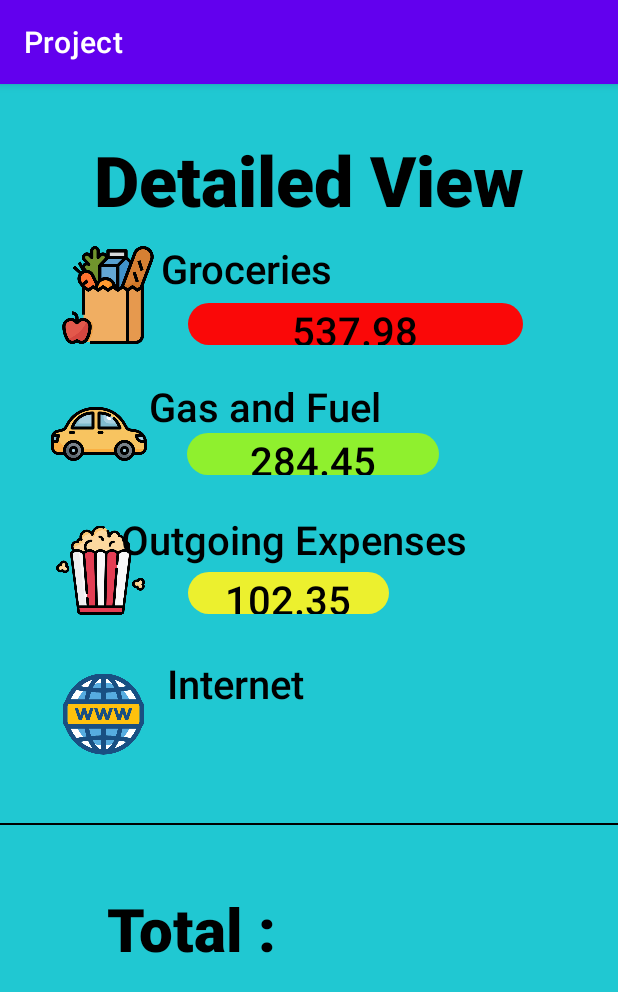
After one commit to JoGaudin/Project, an Android app: the detailledView screen opened directly, with no data from a screen before it, on a phone screen of 412 x 824 dp. The commit adds this screen. Shown: the top 992 px of the screen. Run offline under Robolectric (Android 15) with nearby library versions, the phone set to English and light mode, and no system bars.

Commit message:
detailed view part 1

```diff
--- a/app/src/main/AndroidManifest.xml
+++ b/app/src/main/AndroidManifest.xml
@@ -12,6 +12,13 @@
         android:supportsRtl="true"
         android:theme="@style/Theme.Project"
         tools:targetApi="31">
+        <activity
+            android:name=".detailledView"
+            android:exported="false">
+            <meta-data
+                android:name="android.app.lib_name"
+                android:value="" />
+        </activity>
         <activity
             android:name=".addExpense_v2"
             android:exported="false">
--- a/app/src/main/java/com/example/project/MainActivity.java
+++ b/app/src/main/java/com/example/project/MainActivity.java
@@ -12,6 +12,7 @@ public class MainActivity extends AppCompatActivity {
 
     private Button toProfileBtn;
     private Button toAddExpense;
+    private Button toDetailledView;
     private ImageButton toProfileImgBtn;
 
     @Override
@@ -22,6 +23,7 @@ public class MainActivity extends AppCompatActivity {
         toProfileImgBtn = (ImageButton) findViewById(R.id.goToProfileImageButton);
         toProfileBtn = (Button) findViewById(R.id.goToProfileButton);
         toAddExpense = (Button) findViewById(R.id.buttonAddExpense);
+        toDetailledView = (Button) findViewById(R.id.buttonVd);
 
 
         toProfileImgBtn.setOnClickListener(new View.OnClickListener() {
@@ -40,17 +42,26 @@ public class MainActivity extends AppCompatActivity {
                 openAddExpense();
             }
         });
+        toDetailledView.setOnClickListener(new View.OnClickListener() {
+            @Override
+            public void onClick(View view) {
+                openDetailedView();
+            }
+        });
     }
 
     public void openProfileActivity(){
         Intent intent = new Intent(MainActivity.this, Profile_v2.class);
-        intent.putExtra("activityOne", "I am from the First Activity!!");
         startActivity(intent);
     }
 
     public void openAddExpense(){
         Intent intent = new Intent(MainActivity.this, addExpense_v2.class);
-        intent.putExtra("activityOne", "I am from the First Activity!!");
+        startActivity(intent);
+    }
+
+    public void openDetailedView(){
+        Intent intent = new Intent(MainActivity.this, detailledView.class);
         startActivity(intent);
     }
 }
--- /dev/null
+++ b/app/src/main/java/com/example/project/detailledView.java
@@ -0,0 +1,14 @@
+package com.example.project;
+
+import androidx.appcompat.app.AppCompatActivity;
+
+import android.os.Bundle;
+
+public class detailledView extends AppCompatActivity {
+
+    @Override
+    protected void onCreate(Bundle savedInstanceState) {
+        super.onCreate(savedInstanceState);
+        setContentView(R.layout.activity_detailled_view);
+    }
+}
--- /dev/null
+++ b/app/src/main/res/drawable/inputbox_green.xml
@@ -0,0 +1,10 @@
+<?xml version="1.0" encoding="utf-8"?>
+<selector xmlns:android="http://schemas.android.com/apk/res/android">
+    <item>
+        <shape android:shape="rectangle">
+            <solid android:color="@color/green"/>
+            <corners android:radius="20dp"/>
+        </shape>
+    </item>
+
+</selector>
--- /dev/null
+++ b/app/src/main/res/drawable/inputbox_orange.xml
@@ -0,0 +1,10 @@
+<?xml version="1.0" encoding="utf-8"?>
+<selector xmlns:android="http://schemas.android.com/apk/res/android">
+    <item>
+        <shape android:shape="rectangle">
+            <solid android:color="@color/orange"/>
+            <corners android:radius="20dp"/>
+        </shape>
+    </item>
+
+</selector>
--- /dev/null
+++ b/app/src/main/res/drawable/inputbox_red.xml
@@ -0,0 +1,10 @@
+<?xml version="1.0" encoding="utf-8"?>
+<selector xmlns:android="http://schemas.android.com/apk/res/android">
+    <item>
+        <shape android:shape="rectangle">
+            <solid android:color="@color/red"/>
+            <corners android:radius="20dp"/>
+        </shape>
+    </item>
+
+</selector>
--- /dev/null
+++ b/app/src/main/res/drawable/inputbox_yellow.xml
@@ -0,0 +1,10 @@
+<?xml version="1.0" encoding="utf-8"?>
+<selector xmlns:android="http://schemas.android.com/apk/res/android">
+    <item>
+        <shape android:shape="rectangle">
+            <solid android:color="@color/yellow"/>
+            <corners android:radius="20dp"/>
+        </shape>
+    </item>
+
+</selector>
--- /dev/null
+++ b/app/src/main/res/layout/activity_detailled_view.xml
@@ -0,0 +1,211 @@
+<?xml version="1.0" encoding="utf-8"?>
+<androidx.constraintlayout.widget.ConstraintLayout xmlns:android="http://schemas.android.com/apk/res/android"
+    xmlns:app="http://schemas.android.com/apk/res-auto"
+    xmlns:tools="http://schemas.android.com/tools"
+    android:layout_width="match_parent"
+    android:layout_height="match_parent"
+    tools:context=".detailledView"
+    android:background="@color/bg">
+
+    <TextView
+        android:id="@+id/totalText"
+        android:layout_width="wrap_content"
+        android:layout_height="wrap_content"
+        android:fontFamily="sans-serif-black"
+        android:text="Total :"
+        android:textColor="@color/black"
+        android:textSize="60px"
+        app:layout_constraintBottom_toBottomOf="parent"
+        app:layout_constraintEnd_toEndOf="parent"
+        app:layout_constraintHorizontal_bias="0.239"
+        app:layout_constraintStart_toStartOf="parent"
+        app:layout_constraintTop_toTopOf="parent"
+        app:layout_constraintVertical_bias="0.751" />
+
+    <TextView
+        android:id="@+id/detailedViewTitle"
+        android:layout_width="wrap_content"
+        android:layout_height="wrap_content"
+        android:fontFamily="sans-serif-black"
+        android:text="Detailed View"
+        android:textColor="@color/black"
+        android:textSize="70px"
+        app:layout_constraintBottom_toBottomOf="parent"
+        app:layout_constraintEnd_toEndOf="parent"
+        app:layout_constraintStart_toStartOf="parent"
+        app:layout_constraintTop_toTopOf="parent"
+        app:layout_constraintVertical_bias="0.046" />
+
+    <ImageView
+        android:id="@+id/groceriesIcon"
+        android:layout_width="69dp"
+        android:layout_height="65dp"
+        app:layout_constraintBottom_toBottomOf="parent"
+        app:layout_constraintEnd_toEndOf="parent"
+        app:layout_constraintHorizontal_bias="0.108"
+        app:layout_constraintStart_toStartOf="parent"
+        app:layout_constraintTop_toTopOf="parent"
+        app:layout_constraintVertical_bias="0.154"
+        app:srcCompat="@drawable/groceries" />
+
+    <ImageView
+        android:id="@+id/carIcon"
+        android:layout_width="80dp"
+        android:layout_height="64dp"
+        app:layout_constraintBottom_toBottomOf="parent"
+        app:layout_constraintEnd_toEndOf="parent"
+        app:layout_constraintHorizontal_bias="0.078"
+        app:layout_constraintStart_toStartOf="parent"
+        app:layout_constraintTop_toTopOf="parent"
+        app:layout_constraintVertical_bias="0.286"
+        app:srcCompat="@drawable/car" />
+
+    <ImageView
+        android:id="@+id/popcornIcon"
+        android:layout_width="59dp"
+        android:layout_height="65dp"
+        app:layout_constraintBottom_toBottomOf="parent"
+        app:layout_constraintEnd_toEndOf="parent"
+        app:layout_constraintHorizontal_bias="0.105"
+        app:layout_constraintStart_toStartOf="parent"
+        app:layout_constraintTop_toTopOf="parent"
+        app:layout_constraintVertical_bias="0.415"
+        app:srcCompat="@drawable/popcorn" />
+
+    <ImageView
+        android:id="@+id/internetIcon"
+        android:layout_width="54dp"
+        android:layout_height="100dp"
+        app:layout_constraintBottom_toBottomOf="parent"
+        app:layout_constraintEnd_toEndOf="parent"
+        app:layout_constraintHorizontal_bias="0.117"
+        app:layout_constraintStart_toStartOf="parent"
+        app:layout_constraintTop_toTopOf="parent"
+        app:layout_constraintVertical_bias="0.554"
+        app:srcCompat="@drawable/internet" />
+
+    <TextView
+        android:id="@+id/groceriesText"
+        android:layout_width="wrap_content"
+        android:layout_height="wrap_content"
+        android:fontFamily="sans-serif-medium"
+        android:text="Groceries"
+        android:textColor="@color/black"
+        android:textSize="40px"
+        app:layout_constraintBottom_toBottomOf="parent"
+        app:layout_constraintEnd_toEndOf="parent"
+        app:layout_constraintHorizontal_bias="0.36"
+        app:layout_constraintStart_toStartOf="parent"
+        app:layout_constraintTop_toTopOf="parent"
+        app:layout_constraintVertical_bias="0.143" />
+
+    <TextView
+        android:id="@+id/groceriesQty"
+        android:layout_width="223dp"
+        android:layout_height="28dp"
+        android:background="@drawable/inputbox_red"
+        android:fontFamily="sans-serif-medium"
+        android:textColor="@color/black"
+        android:textSize="40px"
+        android:text="537.98"
+        android:inputType="numberDecimal"
+        android:gravity="center"
+        app:layout_constraintBottom_toBottomOf="parent"
+        app:layout_constraintEnd_toEndOf="parent"
+        app:layout_constraintHorizontal_bias="0.664"
+        app:layout_constraintStart_toStartOf="parent"
+        app:layout_constraintTop_toTopOf="parent"
+        app:layout_constraintVertical_bias="0.197" />
+
+    <TextView
+        android:id="@+id/carQty"
+        android:layout_width="168dp"
+        android:layout_height="28dp"
+        android:background="@drawable/inputbox_green"
+        android:fontFamily="sans-serif-medium"
+        android:inputType="numberDecimal"
+        android:text="284.45"
+        android:gravity="center"
+        android:textColor="@color/black"
+        android:textSize="40px"
+        app:layout_constraintBottom_toBottomOf="parent"
+        app:layout_constraintEnd_toEndOf="parent"
+        app:layout_constraintHorizontal_bias="0.51"
+        app:layout_constraintStart_toStartOf="parent"
+        app:layout_constraintTop_toTopOf="parent"
+        app:layout_constraintVertical_bias="0.314" />
+
+    <TextView
+        android:id="@+id/carQty2"
+        android:layout_width="134dp"
+        android:layout_height="28dp"
+        android:background="@drawable/inputbox_yellow"
+        android:fontFamily="sans-serif-medium"
+        android:inputType="numberDecimal"
+        android:gravity="center"
+        android:text="102.35"
+        android:textColor="@color/black"
+        android:textSize="40px"
+        app:layout_constraintBottom_toBottomOf="parent"
+        app:layout_constraintEnd_toEndOf="parent"
+        app:layout_constraintHorizontal_bias="0.451"
+        app:layout_constraintStart_toStartOf="parent"
+        app:layout_constraintTop_toTopOf="parent"
+        app:layout_constraintVertical_bias="0.44" />
+
+    <TextView
+        android:id="@+id/carText"
+        android:layout_width="wrap_content"
+        android:layout_height="wrap_content"
+        android:fontFamily="sans-serif-medium"
+        android:text="Gas and Fuel"
+        android:textColor="@color/black"
+        android:textSize="40px"
+        app:layout_constraintBottom_toBottomOf="parent"
+        app:layout_constraintEnd_toEndOf="parent"
+        app:layout_constraintHorizontal_bias="0.386"
+        app:layout_constraintStart_toStartOf="parent"
+        app:layout_constraintTop_toTopOf="parent"
+        app:layout_constraintVertical_bias="0.269" />
+
+    <TextView
+        android:id="@+id/internetText"
+        android:layout_width="wrap_content"
+        android:layout_height="wrap_content"
+        android:fontFamily="sans-serif-medium"
+        android:text="Internet"
+        android:textColor="@color/black"
+        android:textSize="40px"
+        app:layout_constraintBottom_toBottomOf="parent"
+        app:layout_constraintEnd_toEndOf="parent"
+        app:layout_constraintHorizontal_bias="0.348"
+        app:layout_constraintStart_toStartOf="parent"
+        app:layout_constraintTop_toTopOf="parent"
+        app:layout_constraintVertical_bias="0.521" />
+
+    <TextView
+        android:id="@+id/popcornText"
+        android:layout_width="wrap_content"
+        android:layout_height="wrap_content"
+        android:fontFamily="sans-serif-medium"
+        android:text="Outgoing Expenses"
+        android:textColor="@color/black"
+        android:textSize="40px"
+        app:layout_constraintBottom_toBottomOf="parent"
+        app:layout_constraintEnd_toEndOf="parent"
+        app:layout_constraintHorizontal_bias="0.446"
+        app:layout_constraintStart_toStartOf="parent"
+        app:layout_constraintTop_toTopOf="parent"
+        app:layout_constraintVertical_bias="0.39" />
+
+    <View
+        android:id="@+id/line"
+        android:layout_width="match_parent"
+        android:layout_height="1dp"
+        android:background="#000000"
+        app:layout_constraintBottom_toBottomOf="parent"
+        app:layout_constraintStart_toStartOf="parent"
+        app:layout_constraintTop_toTopOf="parent"
+        app:layout_constraintVertical_bias="0.643" />
+
+</androidx.constraintlayout.widget.ConstraintLayout>
```
